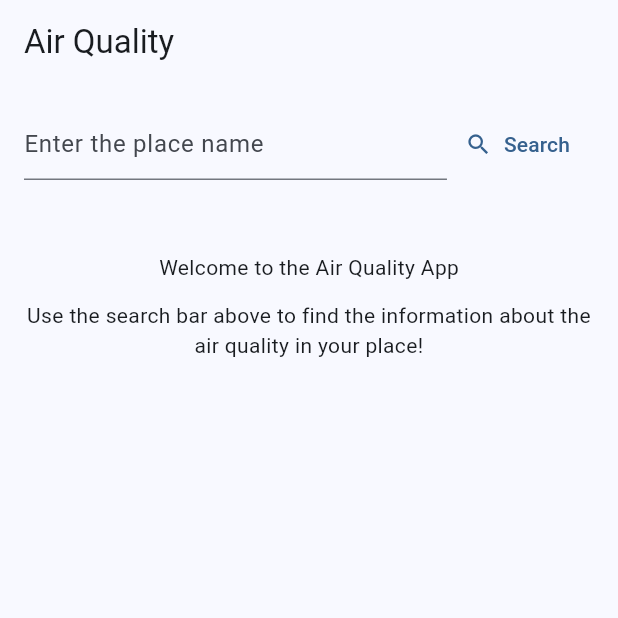
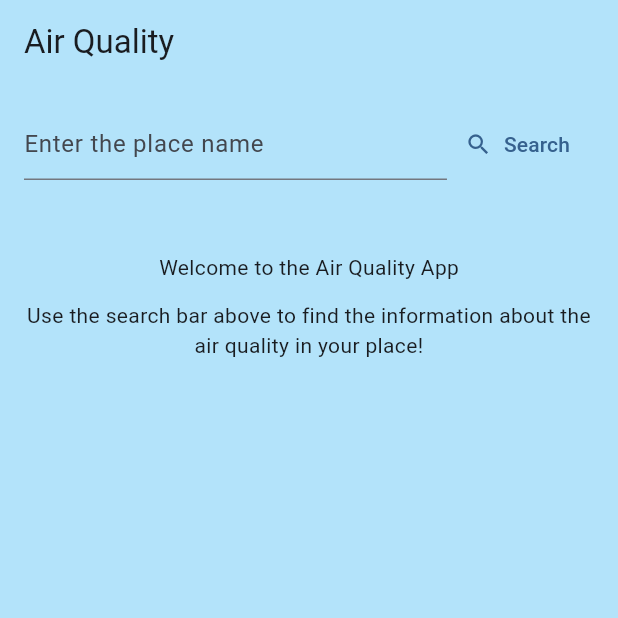
Before and after one commit to jothaen/air_quality_app_flutter, a Flutter app: the screen it shows after launch, on a phone screen of 412 x 824 dp, the top half of it. Run offline on Flutter 3.47's test engine with Material 3 defaults, Android fonts, the light colour scheme and no system bars; our stand-ins replace dio, flutter_bloc, freezed_annotation, get_it, retrofit, shimmer_animation; generated files the repository leaves out were written again.

Commit message:
ui tweaks

```diff
--- /dev/null
+++ b/lib/common/app_colors.dart
@@ -0,0 +1,7 @@
+import 'dart:ui';
+
+class AppColors {
+  AppColors._();
+
+  static const Color lightBlue = Color.fromARGB(255, 179, 227, 250);
+}
--- a/lib/presentation/air_quality/air_quality_page.dart
+++ b/lib/presentation/air_quality/air_quality_page.dart
@@ -1,3 +1,4 @@
+import 'package:air_quality_app/common/app_colors.dart';
 import 'package:air_quality_app/common/extensions/context_extensions.dart';
 import 'package:air_quality_app/common/gaps.dart';
 import 'package:air_quality_app/config/locator.dart';
@@ -42,7 +43,9 @@ class _AirQualityPageState extends State<AirQualityPage> {
       create: (context) => locator.get<AirQualityCubit>(),
       child: Builder(
         builder: (context) => Scaffold(
+          backgroundColor: AppColors.lightBlue,
           appBar: AppBar(
+            backgroundColor: AppColors.lightBlue,
             title: Text(context.i10n.airQuality),
           ),
           body: Padding(
--- a/lib/presentation/air_quality/air_quality_widget.dart
+++ b/lib/presentation/air_quality/air_quality_widget.dart
@@ -11,7 +11,7 @@ class _AirQualityWidget extends StatelessWidget {
       children: [
         marginVertical16,
         Card(
-          color: AirQualityValuesMapper.getMappedColor(quality.airQualityNamed).withOpacity(0.8),
+          surfaceTintColor: Colors.white,
           elevation: 16,
           child: Padding(
             padding: const EdgeInsets.all(16),
@@ -29,7 +29,7 @@ class _AirQualityWidget extends StatelessWidget {
                 marginVertical16,
                 Text(
                   AirQualityValuesMapper.getMappedName(context, quality.airQualityNamed),
-                  style: Theme.of(context).textTheme.displaySmall,
+                  style: Theme.of(context).textTheme.displaySmall?.copyWith(),
                 ),
                 marginVertical2,
                 Text(context.i10n.airQualityIndex(quality.airQualityIndex)),
--- a/lib/presentation/air_quality/error_widget.dart
+++ b/lib/presentation/air_quality/error_widget.dart
@@ -13,6 +13,7 @@ class _ErrorWidget extends StatelessWidget {
         marginVertical16,
         Card(
           color: Colors.red,
+          shadowColor: Colors.redAccent,
           elevation: 16,
           child: Padding(
             padding: const EdgeInsets.all(16),
--- a/lib/presentation/air_quality/loading_widget.dart
+++ b/lib/presentation/air_quality/loading_widget.dart
@@ -9,7 +9,7 @@ class _LoadingWidget extends StatelessWidget {
       children: [
         marginVertical16,
         Card(
-          color: Colors.white,
+          surfaceTintColor: Colors.white,
           elevation: 16,
           child: SizedBox(
             height: 146,
--- a/lib/presentation/air_quality/util/air_quality_values_mapper.dart
+++ b/lib/presentation/air_quality/util/air_quality_values_mapper.dart
@@ -16,6 +16,7 @@ class AirQualityValuesMapper {
     };
   }
 
+  // TODO(piotrek): Find better colors :)
   static Color getMappedColor(AirQualityNamed airQualityNamed) {
     return switch (airQualityNamed) {
       AirQualityNamed.veryGood => Colors.greenAccent,
```
